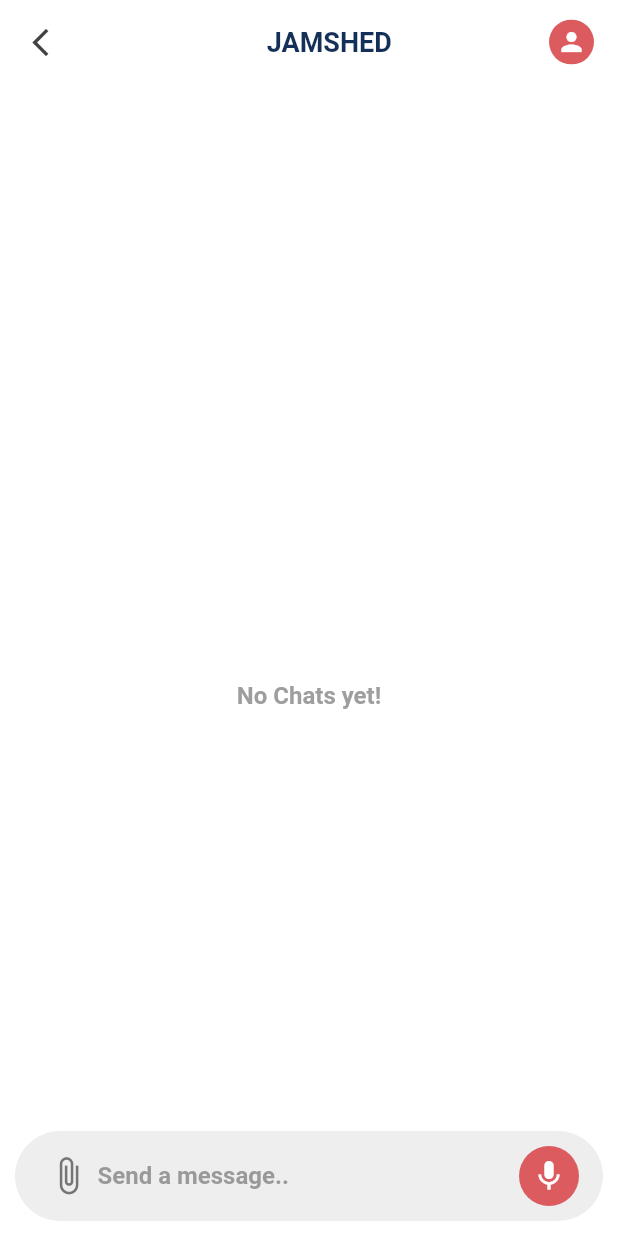
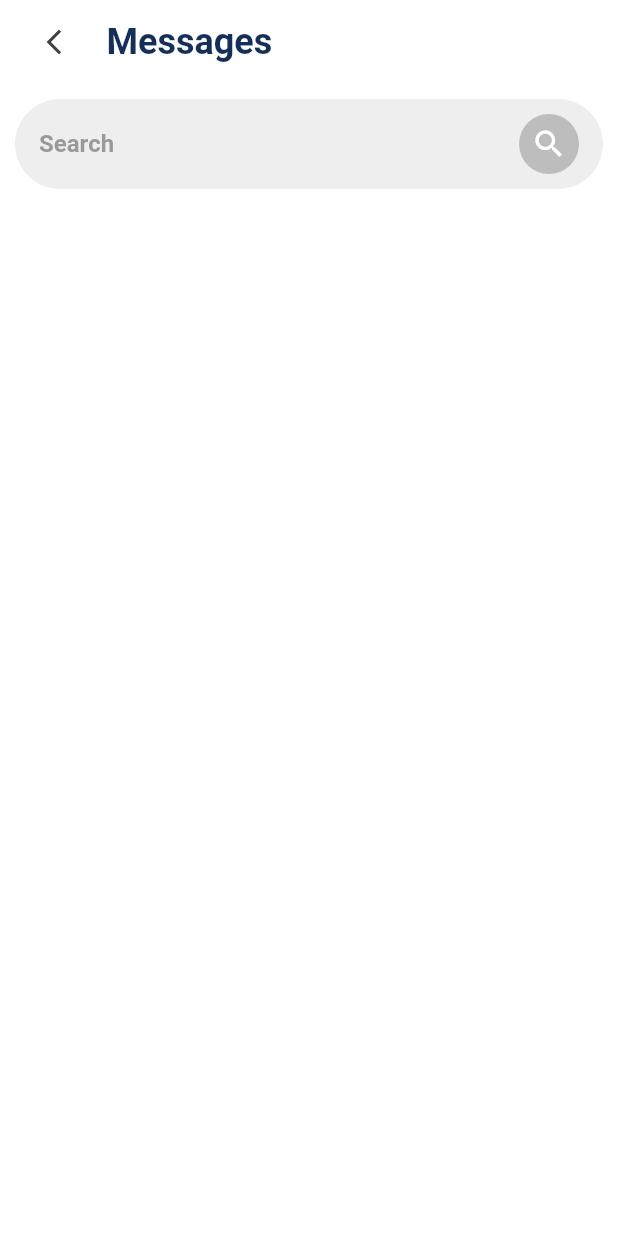
Before and after one commit to apptexsolutions/apptex_chat, a Flutter app: the screen it shows after launch, after a tap on "Open My Chats", on a phone screen of 412 x 824 dp. Run offline on Flutter 3.47's test engine with Material 2 defaults, Android fonts, the phone set to English and light mode, and no system bars; our stand-ins replace cloud_firestore, firebase_core, firebase_storage, get, image_picker; accounts and stored records are empty.

Commit message:
Messages Screen added

```diff
--- a/example/lib/main.dart
+++ b/example/lib/main.dart
@@ -61,7 +61,7 @@ class StartChat extends StatelessWidget {
                     receiver_name: "Sayed idrees",
                     receiver_id: otherUser,
                     receiver_profileUrl:
-                        "https://sayed.skysoltech.com/images/syedidrees.jpg");
+                        "https://www.emmys.com/sites/default/files/styles/bio_pics_detail/public/bios/alexandra-daddario-2022-noms-450x600.jpg?itok=pACDocwq");
               },
               buttonColor: Colors.green,
               buttonName: 'Initiate Chat between User A and B',
@@ -72,10 +72,8 @@ class StartChat extends StatelessWidget {
           Center(
             child: CustomButtonSquare(
               onTap: () {
-                //this required two uuids..
-                //current User uuid, and where you want to chat with.
-                AppTexChat.startChat(context,
-                    receiver_name: "Jamshed", receiver_id: otherUser);
+                //This will trasnfer you to the Chats
+                AppTexChat.openChats(context);
               },
               buttonColor: Colors.green,
               buttonName: 'Open My Chats',
--- /dev/null
+++ b/lib/src/Controllers/messages_controller.dart
@@ -0,0 +1,25 @@
+import 'package:apptex_chat/src/Models/ChatModel.dart';
+import 'package:cloud_firestore/cloud_firestore.dart';
+import 'package:get/get_rx/get_rx.dart';
+import 'package:get/get_state_manager/get_state_manager.dart';
+
+import 'contants.dart';
+
+class MessagesController extends GetxController {
+  RxList<ChatModel> messags = <ChatModel>[].obs;
+  MessagesController(this.myuuid);
+  String myuuid;
+
+  bindAllChats() {
+    messags.bindStream(FirebaseFirestore.instance
+        .collection(roomCollection)
+        .where("uuids", arrayContains: myuuid)
+        .orderBy("lastMessageTimeStamp", descending: true)
+        .snapshots()
+        .map((event) {
+      var s = event.docs.map((e) => ChatModel.fromMap(e)).toList();
+      print(s.length);
+      return s;
+    }));
+  }
+}
--- a/lib/src/Models/ChatModel.dart
+++ b/lib/src/Models/ChatModel.dart
@@ -10,6 +10,7 @@ class ChatModel {
   String lastMessage;
   String lastMessageSendBy;
   int unReadCount;
+  bool ReadByOther;
   List<dynamic> uuids;
   List<dynamic> typers;
   Timestamp lastMessageTimeStamp;
@@ -20,6 +21,7 @@ class ChatModel {
     required this.lastMessage,
     required this.lastMessageSendBy,
     required this.unReadCount,
+    required this.ReadByOther,
     required this.uuids,
     required this.typers,
     required this.lastMessageTimeStamp,
@@ -33,6 +35,7 @@ class ChatModel {
       'lastMessage': lastMessage,
       'lastMessageSendBy': lastMessageSendBy,
       'unReadCount': unReadCount,
+      'ReadByOther': ReadByOther,
       'uuids': uuids,
       'typers': typers,
       'lastMessageTimeStamp': lastMessageTimeStamp,
@@ -40,13 +43,15 @@ class ChatModel {
     };
   }
 
-  factory ChatModel.fromMap(Map<String, dynamic> map) {
+  factory ChatModel.fromMap(DocumentSnapshot snapshot) {
+    Map<String, dynamic> map = snapshot.data() as Map<String, dynamic>;
     return ChatModel(
       uid: map['uid'] as String,
       createdAt: map['createdAt'],
       lastMessage: map['lastMessage'] as String,
       lastMessageSendBy: map['lastMessageSendBy'] as String,
       unReadCount: map['unReadCount'] as int,
+      ReadByOther: map['ReadByOther'] as bool,
       uuids: map['uuids'], //List<String>.from((map['uuids'] as List<String>),
       typers:
           map['uuids'], // List<String>.from((map['typers'] as List<String>),
--- a/lib/src/Screens/chat_screen.dart
+++ b/lib/src/Screens/chat_screen.dart
@@ -186,23 +186,22 @@ class ChatScreen extends StatelessWidget {
           crossAxisAlignment: CrossAxisAlignment.center,
           children: [
             InkWell(
+                borderRadius: BorderRadius.circular(50),
                 onTap: () {
                   Navigator.pop(context);
                 },
                 child: Container(
-                    padding: const EdgeInsets.fromLTRB(0, 0, 20, 0),
+                    margin: EdgeInsets.all(10),
                     child: Icon(
                       Icons.arrow_back_ios_new,
                       color: Colors.grey.shade800,
                       size: 22,
                     ))),
-            Container(
-                padding: const EdgeInsets.fromLTRB(15, 0, 0, 0),
-                child: Text(title.toUpperCase(),
-                    style: TextStyle(
-                        color: kprimary5,
-                        fontSize: 18,
-                        fontWeight: FontWeight.w700))),
+            Text(title.toUpperCase(),
+                style: TextStyle(
+                    color: kprimary5,
+                    fontSize: 18,
+                    fontWeight: FontWeight.w700)),
             ProfilePic(otherUserURl, size: 30),
           ],
         ),
@@ -611,10 +610,12 @@ class ImageBubble extends StatelessWidget {
 
 // ignore: must_be_immutable
 class ProfilePic extends StatelessWidget {
-  ProfilePic(this.url, {this.size = 48, Key? key}) : super(key: key);
+  ProfilePic(this.url, {this.size = 48, this.radius = 100, Key? key})
+      : super(key: key);
   String url;
 
   final double size;
+  final double radius;
   @override
   Widget build(BuildContext context) {
     url = url.length <= 7 ? "" : url;
@@ -622,7 +623,7 @@ class ProfilePic extends StatelessWidget {
 
     double imsix = size;
     return ClipRRect(
-      borderRadius: BorderRadius.circular(100),
+      borderRadius: BorderRadius.circular(radius),
       child: isNotUrl
           ? Container(
               color: kprimary1,
--- /dev/null
+++ b/lib/src/Screens/my_chats.dart
@@ -0,0 +1,177 @@
+import 'package:apptex_chat/src/Controllers/messages_controller.dart';
+import 'package:apptex_chat/src/Models/ChatModel.dart';
+import 'package:apptex_chat/src/Models/UserModel.dart';
+import 'package:apptex_chat/src/Screens/chat_screen.dart';
+import 'package:flutter/material.dart';
+
+import '../Controllers/contants.dart';
+
+// ignore: must_be_immutable
+class MyChats extends StatelessWidget {
+  MessagesController controler;
+  MyChats(this.controler, {Key? key}) : super(key: key);
+
+  @override
+  Widget build(BuildContext context) {
+    Size size = MediaQuery.of(context).size;
+
+    return Scaffold(
+      backgroundColor: kWhite,
+      appBar: myappbar(size, context),
+      body: Column(
+        children: [
+          typingArea(size),
+          SizedBox(height: 20),
+          Expanded(
+            child: ListView.builder(
+                itemCount: controler.messags.length,
+                reverse: false,
+                itemBuilder: (context, index) {
+                  ChatModel model = controler.messags[index];
+                  UserModel other = model.users
+                      .firstWhere((element) => element.uid != controler.myuuid);
+                  return Container(
+                    width: 70,
+                    height: 55,
+                    child: Row(
+                      children: [
+                        Container(
+                          padding: EdgeInsets.symmetric(horizontal: 20),
+                          child: ProfilePic(
+                            other.profileUrl,
+                            size: 55,
+                            radius: 15,
+                          ),
+                        ),
+                        Column(
+                          mainAxisAlignment: MainAxisAlignment.center,
+                          crossAxisAlignment: CrossAxisAlignment.start,
+                          children: [
+                            Container(
+                              padding: EdgeInsets.only(top: 1),
+                              child: Text(
+                                other.name,
+                                style: TextStyle(
+                                    fontSize: 18,
+                                    fontWeight: FontWeight.w600,
+                                    color: Colors.grey.shade900),
+                              ),
+                            ),
+                            const SizedBox(height: 4),
+                            SizedBox(
+                              width: size.width * 0.55,
+                              child: Text(
+                                " asd a asd asd sd as asd as  asd as dasdas sa  dasd   ",
+                                maxLines: 2,
+                                overflow: TextOverflow.ellipsis,
+                                style: TextStyle(
+                                    fontSize: 12,
+                                    fontWeight: FontWeight.w600,
+                                    color: Colors.grey.shade500),
+                              ),
+                            )
+                          ],
+                        )
+                      ],
+                    ),
+                  );
+                }),
+          )
+        ],
+      ),
+    );
+  }
+
+  typingArea(Size size) {
+    return Container(
+      width: size.width,
+      margin: const EdgeInsets.symmetric(vertical: 10, horizontal: 10),
+      decoration: BoxDecoration(
+          color: Colors.grey.shade200, borderRadius: BorderRadius.circular(50)),
+      alignment: Alignment.bottomCenter,
+      child: Container(
+        margin: const EdgeInsets.all(6),
+        padding: const EdgeInsets.symmetric(horizontal: 10),
+        child: Row(
+          children: [
+            Expanded(
+              child: Container(
+                decoration: BoxDecoration(
+                  borderRadius: BorderRadius.circular(8),
+                ),
+                child: TextField(
+                  cursorColor: kprimary1,
+                  onChanged: (val) {},
+                  maxLines: 1,
+                  minLines: 1,
+                  // scrollController: chatController.textFieldScrollController,
+                  //controller: chatController.txtMsg,
+                  style: TextStyle(
+                    color: Colors.grey.shade800,
+                    fontWeight: FontWeight.w600,
+                  ),
+                  decoration: InputDecoration(
+                      hintText: "Search",
+                      hintStyle: TextStyle(
+                          color: Colors.grey.shade600.withOpacity(0.7)),
+                      border: InputBorder.none),
+                ),
+              ),
+            ),
+            GestureDetector(
+              child: Container(
+                height: 40,
+                width: 40,
+                decoration: BoxDecoration(
+                  shape: BoxShape.circle,
+                  color: Colors.grey.shade400,
+                ),
+                child: const Icon(
+                  Icons.search,
+                  color: Colors.white,
+                ),
+              ),
+            )
+          ],
+        ),
+      ),
+    );
+  }
+
+  AppBar myappbar(Size size, BuildContext context) {
+    return AppBar(
+      elevation: 0,
+      backgroundColor: kWhite,
+      centerTitle: false,
+      automaticallyImplyLeading: false,
+      title: SizedBox(
+        width: size.width,
+        child: Row(
+          mainAxisAlignment: MainAxisAlignment.start,
+          crossAxisAlignment: CrossAxisAlignment.center,
+          children: [
+            InkWell(
+                borderRadius: BorderRadius.circular(50),
+                onTap: () {
+                  Navigator.pop(context);
+                },
+                child: Container(
+                    margin: EdgeInsets.all(10),
+                    child: Icon(
+                      Icons.arrow_back_ios_new_sharp,
+                      color: Colors.grey.shade800,
+                      size: 20,
+                    ))),
+            Container(
+                padding: const EdgeInsets.fromLTRB(15, 0, 0, 0),
+                child: Text("Messages",
+                    style: TextStyle(
+                        color: kprimary5,
+                        fontSize: 24,
+                        fontWeight: FontWeight.w700))),
+          ],
+        ),
+      ),
+    );
+  }
+}
--- a/lib/src/apptex_chat.dart
+++ b/lib/src/apptex_chat.dart
@@ -2,27 +2,39 @@
 
 import 'package:apptex_chat/src/Controllers/chat_conrtroller.dart';
 import 'package:apptex_chat/src/Controllers/contants.dart';
+import 'package:apptex_chat/src/Controllers/messages_controller.dart';
 import 'package:apptex_chat/src/Models/ChatModel.dart';
 import 'package:apptex_chat/src/Models/UserModel.dart';
+import 'package:apptex_chat/src/Screens/my_chats.dart';
 import 'package:cloud_firestore/cloud_firestore.dart';
+import 'package:firebase_core/firebase_core.dart';
 import 'package:flutter/material.dart';
 
 class AppTexChat {
   static String? _uuid;
   static String? _name;
   static String? _profileURl;
-
+  static MessagesController? controler;
   static bool started = false;
   static initializeUser(
       {required String FullName,
       required String your_uuid,
-      String profileUrl = ""}) {
+      String profileUrl = ""}) async {
     if (!started) {
+      await Firebase.initializeApp();
+
       _uuid ??= your_uuid;
       _name ??= FullName;
       _profileURl ??= profileUrl;
       started = true;
+      controler = MessagesController(your_uuid);
+      controler!.bindAllChats();
     }
+  }
+
+  static openChats(BuildContext context) {
+    Navigator.push(
+        context, MaterialPageRoute(builder: (context) => MyChats(controler!)));
   }
 
   static startChat(BuildContext context,
@@ -43,6 +55,7 @@ class AppTexChat {
         lastMessage: "",
         lastMessageSendBy: "",
         unReadCount: 0,
+        ReadByOther: false,
         uuids: [_uuid!, receiver_id],
         typers: [],
         lastMessageTimeStamp: Timestamp.now(),
```
Also changed, not shown: lib/src/Controllers/chat_conrtroller.dart (+12 -13 lines).
